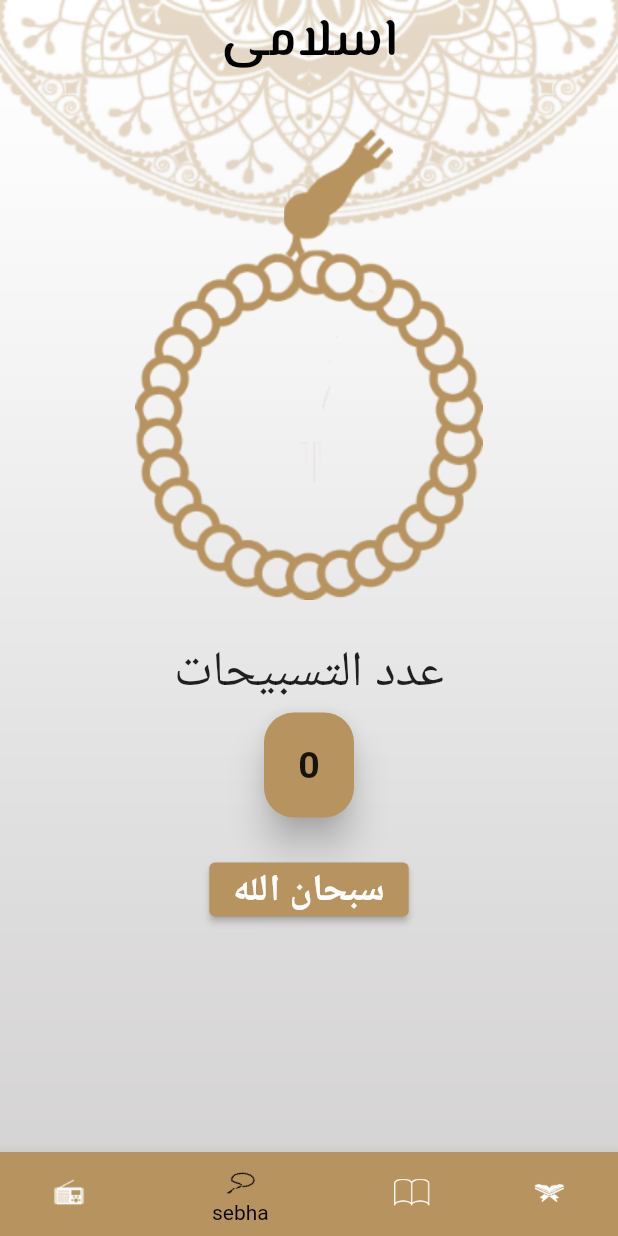
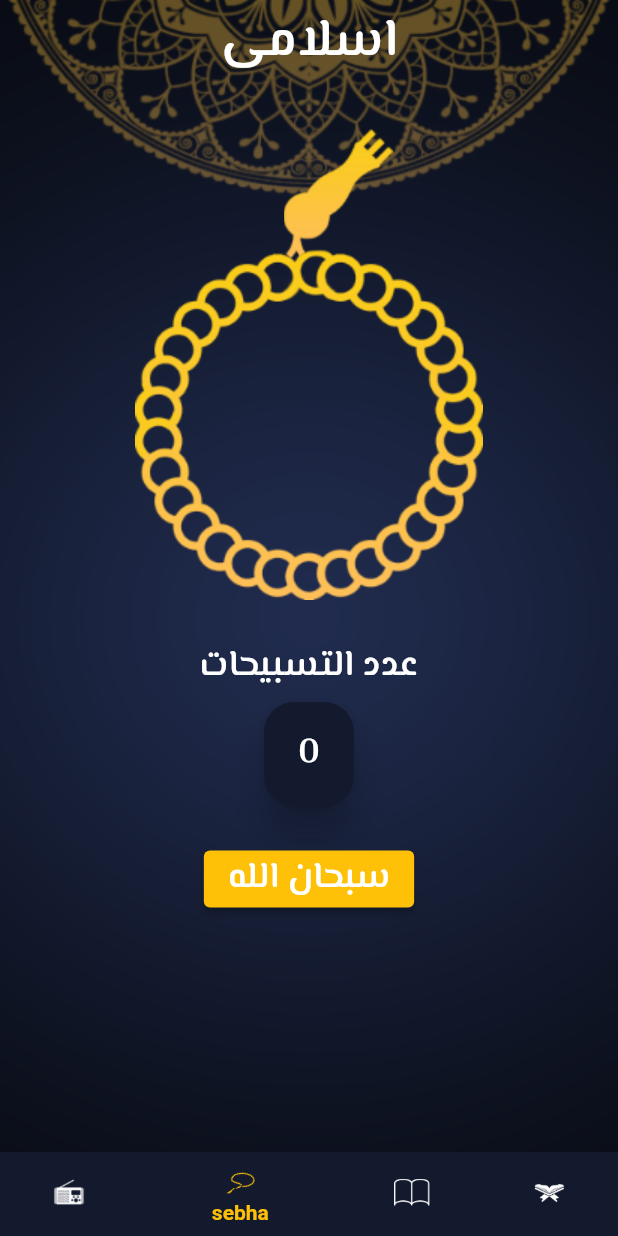
Before and after one commit to Radwa444/islami, a Flutter app: the screen it shows after launch, item 2 of the bottom bar chosen, on a phone screen of 412 x 824 dp. Run offline on Flutter 3.47's test engine with Material 2 defaults, Android fonts, the phone set to English and light mode, and no system bars; Roboto replaces fonts that are missing (DTHULUTH).

```diff
--- a/lib/main.dart
+++ b/lib/main.dart
@@ -2,7 +2,8 @@ import 'package:flutter/material.dart';
 import 'package:islami/ui/Home_screen.dart';
 import 'package:islami/ui/Home/quran_tap/NameSura.dart';
 import 'package:islami/ui/Home/hadeth_tap/Hadeth.dart';
-
+import 'package:islami/ui/MyThemeData.dart';
+import 'package:islami/ui/splash_screen.dart';
 void main() {
   runApp(MyApp());
 }
@@ -16,31 +17,12 @@ class MyApp extends StatelessWidget {
         Home_Screen.routeName: (BuildContext) => Home_Screen(),
         NameSura.routName: (BuildContext) => NameSura(),
         Hadeth.routName: (BuildContext) => Hadeth(),
+        Splash_screen.routeName:(BuildContext)=> Splash_screen(),
       },
       initialRoute: Home_Screen.routeName,
-      theme: ThemeData(
-          elevatedButtonTheme: ElevatedButtonThemeData(
-              style: ButtonStyle(
-                  backgroundColor:
-                      MaterialStateProperty.all(Color(0xFFB7935F)) ,)),
-          iconTheme: IconThemeData(color: Colors.black),
-          progressIndicatorTheme:
-              ProgressIndicatorThemeData(color: Color(0xFFB7935F)),
-          primaryColor: Color(0xFFB7935F),
-          scaffoldBackgroundColor: Colors.transparent,
-          bottomNavigationBarTheme: BottomNavigationBarThemeData(
-              selectedItemColor: Colors.black,
-              unselectedItemColor: Colors.white),
-          appBarTheme: AppBarTheme(
-            backgroundColor: Colors.transparent,
-            elevation: 0.0,
-            titleTextStyle: TextStyle(
-                fontSize: 35,
-                color: Colors.black,
-                fontWeight: FontWeight.bold,
-                fontFamily: 'ElMessiri'),
-            centerTitle: true,
-          )),
+      theme: MyThemeData.LigthTheme,
+      darkTheme: MyThemeData.DarkTheme,
+      themeMode: MyThemeData.themeMode,
     );
   }
 }
--- a/lib/ui/Home/quran_tap/StyleAyaat.dart
+++ b/lib/ui/Home/quran_tap/StyleAyaat.dart
@@ -7,6 +7,6 @@ int number;
 StyleAyaat(this.name,this.number);
   @override
   Widget build(BuildContext context) {
-    return Center(child: Text('$name(${number})',style: TextStyle(fontSize: 30,fontFamily: 'ElMessiri'),textAlign: TextAlign.right,));
+    return Center(child: Text('$name(${number})',style: Theme.of(context).textTheme.bodyText2,textAlign: TextAlign.right,));
   }
 }
--- a/lib/ui/Home/sebha_tap/sebha_screen.dart
+++ b/lib/ui/Home/sebha_tap/sebha_screen.dart
@@ -1,4 +1,5 @@
 import 'package:flutter/material.dart';
+import 'package:islami/ui/MyThemeData.dart';
 
 class sebha_screen extends StatefulWidget {
   @override
@@ -24,11 +25,13 @@ class _sebha_screenState extends State<sebha_screen> {
                   top: 30,
                   right: 150,
                   child:
-                      Image(image: AssetImage('assets/head_sebha_logo.png'))),
+                      Image(image: AssetImage(MyThemeData.themeMode==ThemeMode.light?
+                          'assets/head_sebha_logo.png':'assets/head_sebha_dark.png'))),
               Positioned(
                   top: 110,
                   right: 90,
-                  child: Image(image: AssetImage('assets/body_sebha_logo.png')))
+                  child: Image(image: AssetImage(MyThemeData.themeMode==ThemeMode.light?
+                      'assets/body_sebha_logo.png':'assets/body_sebha_dark.png')))
             ],
           ),
           SizedBox(
@@ -36,13 +39,11 @@ class _sebha_screenState extends State<sebha_screen> {
           ),
           Text(
             'عدد التسبيحات',
-            style: TextStyle(
-              fontSize: 33,
-            ),
+            style:Theme.of(context).textTheme.bodyText1,
             textAlign: TextAlign.center,
           ),
           Card( elevation: 10,
-            color: Theme.of(context).primaryColor,
+
             shape:
                 RoundedRectangleBorder(borderRadius: BorderRadius.circular(20)),
             child: Container(
@@ -52,7 +53,7 @@ class _sebha_screenState extends State<sebha_screen> {
               child: Center(
                   child: Text(
                 '$number',
-                style: TextStyle(fontSize: 25,fontWeight: FontWeight.bold),
+                style: Theme.of(context).textTheme.bodyText1,
               )),
             ),
           ),SizedBox(height: 20,),
@@ -60,7 +61,7 @@ class _sebha_screenState extends State<sebha_screen> {
 
           });},child: Text(
             'سبحان الله',
-            style: TextStyle(fontSize: 25,fontWeight: FontWeight.bold),
+            style: Theme.of(context).textTheme.bodyText1,
           ))
         ],
       )),
--- a/lib/ui/Home_screen.dart
+++ b/lib/ui/Home_screen.dart
@@ -3,6 +3,8 @@ import 'package:islami/ui/Home/radio_tap/radio_screen.dart';
 import 'package:islami/ui/Home/sebha_tap/sebha_screen.dart';
 import 'package:islami/ui/Home/quran_tap/quran_screen.dart';
 import 'package:islami/ui/Home/hadeth_tap/hadeth_screen.dart';
+import 'package:islami/ui/MyThemeData.dart';
+
 class Home_Screen extends StatefulWidget {
   static const String routeName = 'home';
 
@@ -11,10 +13,9 @@ class Home_Screen extends StatefulWidget {
 }
 
 class _Home_ScreenState extends State<Home_Screen> {
-  int selectTap=0;
+  int selectTap = 0;
 
   @override
-
   Widget build(BuildContext context) {
     return SafeArea(
       child: Container(
@@ -22,30 +23,35 @@ class _Home_ScreenState extends State<Home_Screen> {
         height: double.infinity,
         decoration: BoxDecoration(
             image: DecorationImage(
-                image: AssetImage('assets/default_bg.png'), fit: BoxFit.fill)),
+                image: AssetImage(MyThemeData.themeMode == ThemeMode.light
+                    ? 'assets/default_bg.png'
+                    : 'assets/dark_bg.png'),
+                fit: BoxFit.fill)),
         child: Scaffold(
           bottomNavigationBar: BottomNavigationBar(
-           currentIndex: selectTap,
-            onTap:(index) {
-
-             setState(() {
-                  selectTap=index;
-             });
+            currentIndex: selectTap,
+            onTap: (index) {
+              setState(() {
+                selectTap = index;
+              });
             },
-
             items: [
               BottomNavigationBarItem(
-                backgroundColor: Theme.of(context).primaryColor,
-                  icon: ImageIcon(AssetImage('assets/icon_radio.png')),label: 'radio'),
+                  backgroundColor: Theme.of(context).cardColor,
+                  icon: ImageIcon(AssetImage('assets/icon_radio.png')),
+                  label: 'radio'),
               BottomNavigationBarItem(
-                  backgroundColor: Theme.of(context).primaryColor,
-                  icon: ImageIcon(AssetImage('assets/icon_sebha.png')),label: 'sebha'),
+                  backgroundColor: Theme.of(context).cardColor,
+                  icon: ImageIcon(AssetImage('assets/icon_sebha.png')),
+                  label: 'sebha'),
               BottomNavigationBarItem(
-                  backgroundColor: Theme.of(context).primaryColor,
-                  icon: ImageIcon(AssetImage('assets/icon_hadeth.png')),label: 'hedeth'),
+                  backgroundColor: Theme.of(context).cardColor,
+                  icon: ImageIcon(AssetImage('assets/icon_hadeth.png')),
+                  label: 'hedeth'),
               BottomNavigationBarItem(
-                  backgroundColor: Theme.of(context).primaryColor,
-                  icon: ImageIcon(AssetImage('assets/icon_quran.png')),label: 'quran'),
+                  backgroundColor: Theme.of(context).cardColor,
+                  icon: ImageIcon(AssetImage('assets/icon_quran.png')),
+                  label: 'quran'),
             ],
           ),
           appBar: AppBar(
@@ -58,5 +64,11 @@ class _Home_ScreenState extends State<Home_Screen> {
       ),
     );
   }
-  List<Widget> Tap=[radio_screen(),sebha_screen(),hadeth_screen(),quran_screen()];
+
+  List<Widget> Tap = [
+    radio_screen(),
+    sebha_screen(),
+    hadeth_screen(),
+    quran_screen()
+  ];
 }
--- /dev/null
+++ b/lib/ui/MyThemeData.dart
@@ -0,0 +1,102 @@
+import 'package:flutter/material.dart';
+
+class MyThemeData {
+  static const Color prmaryColorOfLigthTheme = Color(0xFFB7935F);
+  static const Color prmaryColorOfDarkTheme = Colors.amber;
+  static const Color mainColorOfDark = Color(0xFF141a2e);
+  static var LigthTheme = ThemeData(
+    cardColor: prmaryColorOfLigthTheme,
+    elevatedButtonTheme: ElevatedButtonThemeData(
+        style: ButtonStyle(
+      backgroundColor: MaterialStateProperty.all(prmaryColorOfLigthTheme),
+    )),
+    iconTheme: IconThemeData(color: Colors.black),
+    progressIndicatorTheme:
+        ProgressIndicatorThemeData(color: prmaryColorOfLigthTheme),
+    primaryColor: prmaryColorOfLigthTheme,
+    scaffoldBackgroundColor: Colors.transparent,
+    bottomNavigationBarTheme: BottomNavigationBarThemeData(
+        selectedItemColor: Colors.black, unselectedItemColor: Colors.white),
+    appBarTheme: AppBarTheme(
+      backgroundColor: Colors.transparent,
+      elevation: 0.0,
+      titleTextStyle: TextStyle(
+          fontSize: 35,
+          color: Colors.black,
+          fontWeight: FontWeight.bold,
+          fontFamily: 'ElMessiri'),
+      centerTitle: true,
+    ),
+    textTheme: TextTheme(
+      headline5: TextStyle(
+        color: Colors.black,
+        fontSize: 30,
+        fontWeight: FontWeight.w700,
+          fontFamily: 'ElMessiri'
+      ),
+      bodyText1:TextStyle(
+
+          color: Colors.black,
+          fontSize: 24,
+          fontWeight: FontWeight.w700,
+          fontFamily: 'ElMessiri'
+      ),
+      bodyText2:TextStyle(
+
+          color: Colors.black,
+          fontSize: 20,
+          fontWeight: FontWeight.w700,
+          fontFamily: 'DTHULUTH'
+      ),
+    ),
+  );
+  static var DarkTheme = ThemeData(
+    cardColor: mainColorOfDark,
+    elevatedButtonTheme: ElevatedButtonThemeData(
+        style: ButtonStyle(
+      backgroundColor: MaterialStateProperty.all(prmaryColorOfDarkTheme),
+    )),
+    iconTheme: IconThemeData(color: Colors.white),
+    progressIndicatorTheme:
+        ProgressIndicatorThemeData(color: prmaryColorOfDarkTheme),
+    primaryColor: prmaryColorOfDarkTheme,
+    scaffoldBackgroundColor: Colors.transparent,
+    bottomNavigationBarTheme: BottomNavigationBarThemeData(
+        selectedItemColor: prmaryColorOfDarkTheme,
+        unselectedItemColor: Colors.white),
+    appBarTheme: AppBarTheme(
+      backgroundColor: Colors.transparent,
+      elevation: 0.0,
+      titleTextStyle: TextStyle(
+          fontSize: 35,
+          color: Colors.white,
+          fontWeight: FontWeight.bold,
+          fontFamily: 'ElMessiri'),
+      centerTitle: true,
+    ),
+    textTheme: TextTheme(
+      headline5: TextStyle(
+
+          color: Colors.white,
+          fontSize: 30,
+          fontWeight: FontWeight.w700,
+          fontFamily: 'ElMessiri'
+      ),
+      bodyText1:TextStyle(
+
+          color: Colors.white,
+          fontSize: 24,
+          fontWeight: FontWeight.w700,
+          fontFamily: 'ElMessiri'
+      ),
+      bodyText2:TextStyle(
+
+          color: Colors.amber,
+          fontSize: 20,
+          fontWeight: FontWeight.w700,
+          fontFamily: 'DTHULUTH'
+      ),
+    ),
+  );
+  static ThemeMode themeMode = ThemeMode.dark;
+}
```
Also changed, not shown: lib/ui/Home/hadeth_tap/Hadeth.dart (+12 -4 lines), lib/ui/Home/hadeth_tap/body_hadeth.dart (+16 -19 lines), lib/ui/Home/hadeth_tap/hadeth_screen.dart (+23 -14 lines), lib/ui/Home/quran_tap/NameSura.dart (+12 -10 lines), lib/ui/Home/quran_tap/ayaat.dart (+29 -20 lines), lib/ui/Home/quran_tap/quran_screen.dart (+140 -23 lines), lib/ui/splash_screen.dart (added, +24 -0 lines), pubspec.yaml (+5 -3 lines), assets/splash@3x.png (added), assets/splashDark.png (added).
